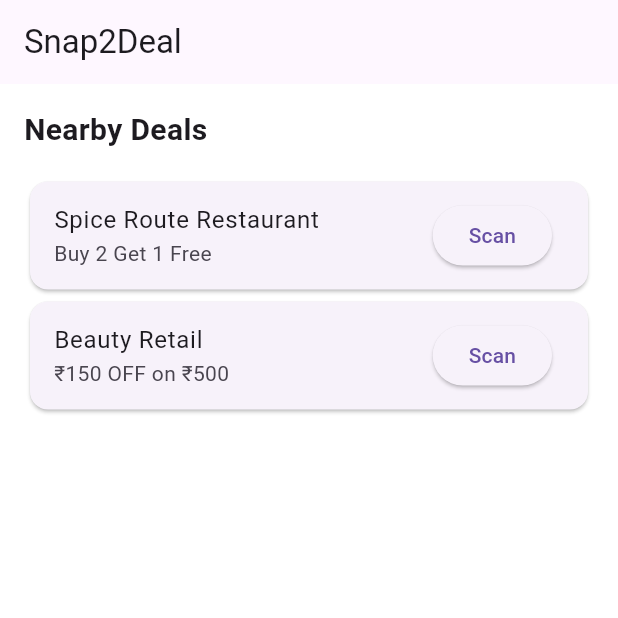
After one commit to kalpdoshii/Snap2Deal, a Flutter app: the HomeScreen screen opened directly, on a phone screen of 412 x 824 dp, the top half of it. The commit adds this screen. Run offline on Flutter 3.47's test engine with Material 3 defaults, Android fonts, the phone set to English and light mode, and no system bars; our stand-ins replace shared_preferences; accounts and stored records are empty.

Commit message:
Day 7: Flutter OTP authentication and home screen integration

```diff
--- a/snap2deal_app/lib/core/constants/api_constants.dart
+++ b/snap2deal_app/lib/core/constants/api_constants.dart
@@ -1,3 +1,3 @@
 class ApiConstants {
-  static const String baseUrl = "http://192.168.137.1:5000/api";
+  static const String baseUrl = "http://192.168.1.12:5000/api";
 }
--- /dev/null
+++ b/snap2deal_app/lib/screens/auth/home_screen.dart
@@ -0,0 +1,46 @@
+import 'package:flutter/material.dart';
+
+class HomeScreen extends StatelessWidget {
+  const HomeScreen({super.key});
+
+  @override
+  Widget build(BuildContext context) {
+    return Scaffold(
+      appBar: AppBar(
+        title: const Text("Snap2Deal"),
+      ),
+      body: ListView(
+        padding: const EdgeInsets.all(16),
+        children: [
+          const Text(
+            "Nearby Deals",
+            style: TextStyle(fontSize: 20, fontWeight: FontWeight.bold),
+          ),
+          const SizedBox(height: 16),
+
+          Card(
+            child: ListTile(
+              title: const Text("Spice Route Restaurant"),
+              subtitle: const Text("Buy 2 Get 1 Free"),
+              trailing: ElevatedButton(
+                onPressed: () {},
+                child: const Text("Scan"),
+              ),
+            ),
+          ),
+
+          Card(
+            child: ListTile(
+              title: const Text("Beauty Retail"),
+              subtitle: const Text("₹150 OFF on ₹500"),
+              trailing: ElevatedButton(
+                onPressed: () {},
+                child: const Text("Scan"),
+              ),
+            ),
+          ),
+        ],
+      ),
+    );
+  }
+}
--- a/snap2deal_app/pubspec.yaml
+++ b/snap2deal_app/pubspec.yaml
@@ -30,6 +30,9 @@ environment:
 dependencies:
   flutter:
     sdk: flutter
+  http :  ^1.2.0
+  shared_preferences: ^2.1.2
+
 
   # The following adds the Cupertino Icons font to your application.
   # Use with the CupertinoIcons class for iOS style icons.
```
Also changed, not shown: snap2deal_app/lib/core/services/auth_service.dart (added, +32 -0 lines), snap2deal_app/lib/screens/auth/login_screen.dart (+13 -1 lines), snap2deal_app/lib/screens/auth/otp_screen.dart (added, +53 -0 lines), snap2deal_app/pubspec.lock, 1 other file.
